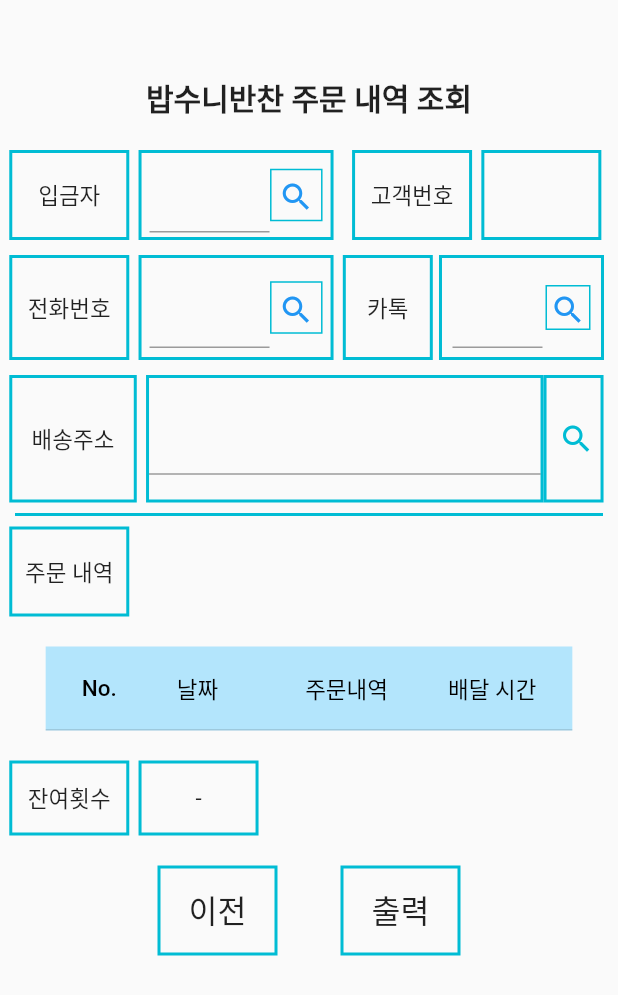
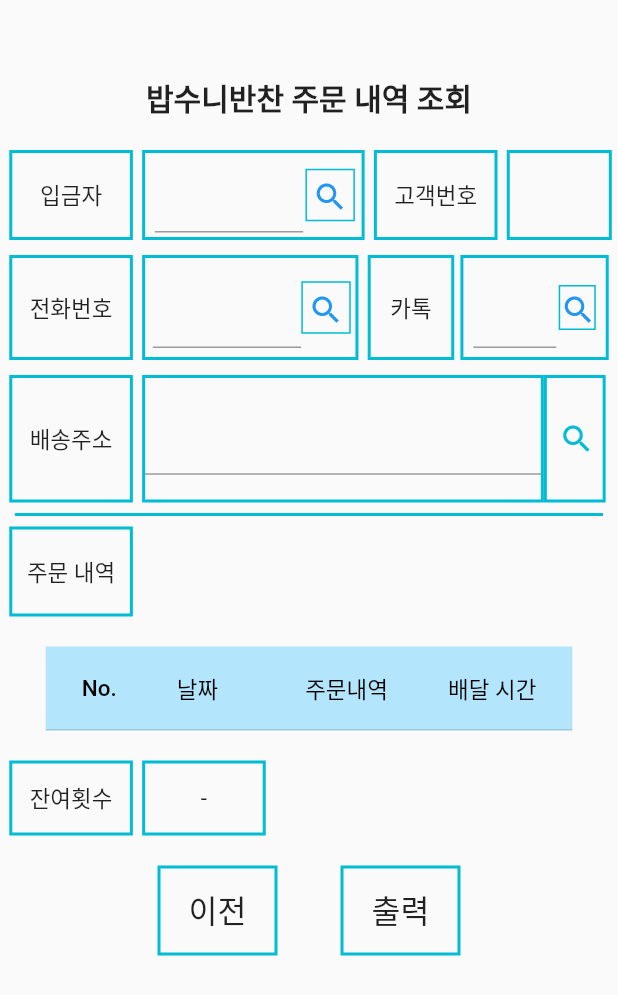
Before and after one commit to SeungGun/Babsooni, a Flutter app: the CheckOrderListPage screen opened directly, on a phone screen of 412 x 824 dp. Shown: the top 995 px of the screen. Run offline on Flutter 3.47's test engine with Material 2 defaults, Android fonts, the phone set to English and light mode, and no system bars; our stand-ins replace flutter_datetime_picker, pdf, printing, sqflite, table_calendar; missing offline and left inert: flutter_material_pickers; accounts and stored records are empty.

Commit message:
resize dailyorder page and orderlist page

```diff
--- a/lib/orderlist_page.dart
+++ b/lib/orderlist_page.dart
@@ -81,7 +81,7 @@ class _CheckOrderListPageState extends State<CheckOrderListPage> {
           children: [
             Padding(padding: EdgeInsets.only(left: size.width * 0.015)),
             Container(
-                width: 80,
+                width: size.width * 0.2,
                 height: 60,
                 alignment: Alignment.center,
                 child: Text('입금자'),
@@ -91,7 +91,7 @@ class _CheckOrderListPageState extends State<CheckOrderListPage> {
               padding: EdgeInsets.only(left: size.width * 0.015),
             ),
             Container(
-                width: 130,
+                width: size.width * 0.36,
                 height: 60,
                 alignment: Alignment.center,
                 child: Row(
@@ -99,7 +99,7 @@ class _CheckOrderListPageState extends State<CheckOrderListPage> {
                   children: [
                     Padding(padding: EdgeInsets.only(left: 5)),
                     Container(
-                      width: 80,
+                      width: size.width * 0.4 * 0.6,
                       height: 60,
                       alignment: Alignment.bottomCenter,
                       padding: EdgeInsets.only(bottom: 3),
@@ -109,7 +109,7 @@ class _CheckOrderListPageState extends State<CheckOrderListPage> {
                       ),
                     ),
                     Container(
-                        width: 35,
+                        width: size.width * 0.4 * 0.2,
                         height: 35,
                         alignment: Alignment.centerLeft,
                         child: IconButton(
@@ -127,16 +127,16 @@ class _CheckOrderListPageState extends State<CheckOrderListPage> {
                             }),
                         decoration: BoxDecoration(
                             border: Border.all(width: 1, color: Colors.cyan))),
-                    Padding(padding: EdgeInsets.only(right: 5))
+                    Padding(padding: EdgeInsets.only(right: 3))
                   ],
                 ),
                 decoration: BoxDecoration(
                     border: Border.all(width: 2, color: Colors.cyan))),
             Padding(
-              padding: EdgeInsets.only(left: size.width * 0.03),
+              padding: EdgeInsets.only(left: size.width * 0.015),
             ),
             Container(
-                width: 80,
+                width: size.width * 0.2,
                 height: 60,
                 alignment: Alignment.center,
                 child: Text('고객번호'),
@@ -146,7 +146,7 @@ class _CheckOrderListPageState extends State<CheckOrderListPage> {
               padding: EdgeInsets.only(left: size.width * 0.015),
             ),
             Container(
-                width: 80,
+                width: size.width * 0.17,
                 height: 60,
                 alignment: Alignment.center,
                 child: Text(user_id),
@@ -161,7 +161,7 @@ class _CheckOrderListPageState extends State<CheckOrderListPage> {
           children: [
             Padding(padding: EdgeInsets.only(left: size.width * 0.015)),
             Container(
-                width: 80,
+                width: size.width * 0.2,
                 height: 70,
                 alignment: Alignment.center,
                 child: Text('전화번호'),
@@ -171,7 +171,7 @@ class _CheckOrderListPageState extends State<CheckOrderListPage> {
               padding: EdgeInsets.only(left: size.width * 0.015),
             ),
             Container(
-                width: 130,
+                width: size.width * 0.35,
                 height: 70,
                 alignment: Alignment.center,
                 child: Row(
@@ -179,7 +179,7 @@ class _CheckOrderListPageState extends State<CheckOrderListPage> {
                   children: [
                     Padding(padding: EdgeInsets.only(left: 5)),
                     Container(
-                      width: 80,
+                      width: size.width * 0.4 * 0.6,
                       height: 60,
                       alignment: Alignment.bottomCenter,
                       padding: EdgeInsets.only(bottom: 3),
@@ -191,7 +191,7 @@ class _CheckOrderListPageState extends State<CheckOrderListPage> {
                       ),
                     ),
                     Container(
-                        width: 35,
+                        width: size.width * 0.4 * 0.2,
                         height: 35,
                         alignment: Alignment.centerLeft,
                         child: IconButton(
@@ -209,7 +209,7 @@ class _CheckOrderListPageState extends State<CheckOrderListPage> {
                             }),
                         decoration: BoxDecoration(
                             border: Border.all(width: 1, color: Colors.cyan))),
-                    Padding(padding: EdgeInsets.only(right: 5))
+                    Padding(padding: EdgeInsets.only(right: 3))
                   ],
                 ),
                 decoration: BoxDecoration(
@@ -218,7 +218,7 @@ class _CheckOrderListPageState extends State<CheckOrderListPage> {
               padding: EdgeInsets.only(left: size.width * 0.015),
             ),
             Container(
-                width: 60,
+                width: size.width * 0.14,
                 height: 70,
                 alignment: Alignment.center,
                 child: Text('카톡'),
@@ -228,7 +228,7 @@ class _CheckOrderListPageState extends State<CheckOrderListPage> {
               padding: EdgeInsets.only(left: size.width * 0.01),
             ),
             Container(
-                width: 110,
+                width: size.width * 0.24,
                 height: 70,
                 alignment: Alignment.center,
                 child: Container(
@@ -239,7 +239,7 @@ class _CheckOrderListPageState extends State<CheckOrderListPage> {
                     children: [
                       Padding(padding: EdgeInsets.only(left: 5)),
                       Container(
-                        width: 60,
+                        width: size.width * 0.2 * 0.67,
                         height: 60,
                         alignment: Alignment.bottomCenter,
                         padding: EdgeInsets.only(bottom: 3),
@@ -251,7 +251,7 @@ class _CheckOrderListPageState extends State<CheckOrderListPage> {
                         ),
                       ),
                       Container(
-                          width: 30,
+                          width: size.width * 0.2 * 0.3,
                           height: 30,
                           alignment: Alignment.centerLeft,
                           child: IconButton(
@@ -285,7 +285,7 @@ class _CheckOrderListPageState extends State<CheckOrderListPage> {
           children: [
             Padding(padding: EdgeInsets.only(left: size.width * 0.015)),
             Container(
-                width: 85,
+                width: size.width * 0.2,
                 height: 85,
                 alignment: Alignment.center,
                 child: Text('배송주소'),
@@ -295,7 +295,7 @@ class _CheckOrderListPageState extends State<CheckOrderListPage> {
             Row(
               children: [
                 Container(
-                    width: 265,
+                    width: size.width * 0.65,
                     height: 85,
                     alignment: Alignment.center,
                     child: TextFormField(
@@ -307,12 +307,11 @@ class _CheckOrderListPageState extends State<CheckOrderListPage> {
                     decoration: BoxDecoration(
                         border: Border.all(width: 2, color: Colors.cyan))),
                 Container(
-                    width: 40,
+                    width: size.width * 0.1,
                     height: 85,
                     alignment: Alignment.centerLeft,
                     child: IconButton(
                       onPressed: () async {
-
                         dataList.clear();
                         List<Map> list = await databaseUser.rawQuery(
                             'SELECT * FROM user_info WHERE address = ?',
@@ -340,7 +339,7 @@ class _CheckOrderListPageState extends State<CheckOrderListPage> {
           children: [
             Padding(padding: EdgeInsets.only(left: size.width * 0.015)),
             Container(
-                width: 80,
+                width: size.width * 0.2,
                 height: 60,
                 alignment: Alignment.center,
                 child: Text('주문 내역'),
@@ -401,7 +400,7 @@ class _CheckOrderListPageState extends State<CheckOrderListPage> {
               padding: EdgeInsets.only(left: size.width * 0.015),
             ),
             Container(
-                width: 80,
+                width: size.width * 0.2,
                 height: 50,
                 alignment: Alignment.center,
                 child: Text('잔여횟수'),
@@ -411,7 +410,7 @@ class _CheckOrderListPageState extends State<CheckOrderListPage> {
               padding: EdgeInsets.only(left: size.width * 0.015),
             ),
             Container(
-                width: 80,
+                width: size.width * 0.2,
                 height: 50,
                 alignment: Alignment.center,
                 child: Text(remain_count),
@@ -440,10 +439,9 @@ class _CheckOrderListPageState extends State<CheckOrderListPage> {
           FlatButton(
               onPressed: () async {
                 try {
-
                   final doc = pw.Document();
                   print(listNum);
-                  for(int i=0; i<listNum; ++i) {
+                  for (int i = 0; i < listNum; ++i) {
                     var mFuture = await printList(i);
 
                     doc.addPage(pw.MultiPage(
@@ -452,7 +450,8 @@ class _CheckOrderListPageState extends State<CheckOrderListPage> {
                               .load('fonts/NanumGothic-Regular.ttf'))),
                       pageFormat: PdfPageFormat.a4,
                       build: (pw.Context context) {
-                        return [pw.Column(children: [
+                        return [
+                          pw.Column(children: [
                             pw.Row(children: [
                               pw.Text(DateTime.now().toString().substring(
                                   0, DateTime.now().toString().indexOf('.')))
@@ -628,7 +627,6 @@ class _CheckOrderListPageState extends State<CheckOrderListPage> {
             });
           }));
     }
-
   }
 
   void searchOrderList(List<Map> query, int index) async {
@@ -641,7 +639,6 @@ class _CheckOrderListPageState extends State<CheckOrderListPage> {
   }
 
   void getOrderList(List<Map> query) {
-
     for (int i = 0; i < query.length; ++i) {
       orderList.add(DataRow(cells: [
         DataCell(Text((i + 1).toString())),
@@ -653,18 +650,17 @@ class _CheckOrderListPageState extends State<CheckOrderListPage> {
     listNum = orderList.length ~/ 11 + 1;
     print(listNum);
     int count = 0;
-    if(orderList.length > 11){
-      for(int i=0; i<listNum; ++i){
+    if (orderList.length > 11) {
+      for (int i = 0; i < listNum; ++i) {
         List<DataRow> tmp = [];
-        for(int j=0; j<11; ++j){
-          if(count >= orderList.length) break;
-          tmp.add(orderList[j + i *11]);
+        for (int j = 0; j < 11; ++j) {
+          if (count >= orderList.length) break;
+          tmp.add(orderList[j + i * 11]);
           count++;
         }
         overflowList.add(tmp);
       }
-    }
-    else {
+    } else {
       List<DataRow> tmp = [];
       for (int i = 0; i < orderList.length; ++i) {
         tmp.add(orderList[i]);
@@ -716,11 +712,12 @@ class _CheckOrderListPageState extends State<CheckOrderListPage> {
     }
     return list;
   }
-  String getSplitAddress(){
+
+  String getSplitAddress() {
     String result = '';
     String tmp = _addressStream.text.toString();
     var split = tmp.split(' ');
-    for(int i=3; i<split.length; ++i){
+    for (int i = 3; i < split.length; ++i) {
       result += split[i] + ' ';
     }
     return result;
```
Also changed, not shown: lib/dailyorder_page.dart (+7 -3 lines), lib/datelist_page.dart (+39 -20 lines), lib/orderschedule_page.dart (+27 -10 lines). Lines whose indentation alone changed are shown as unchanged.
